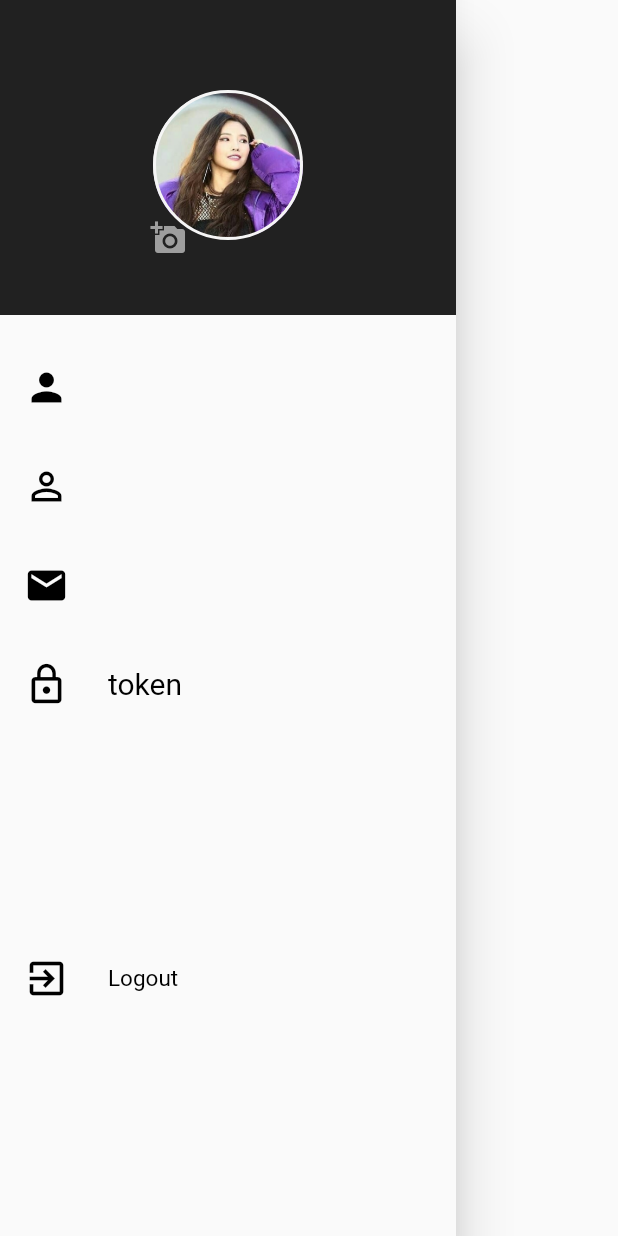
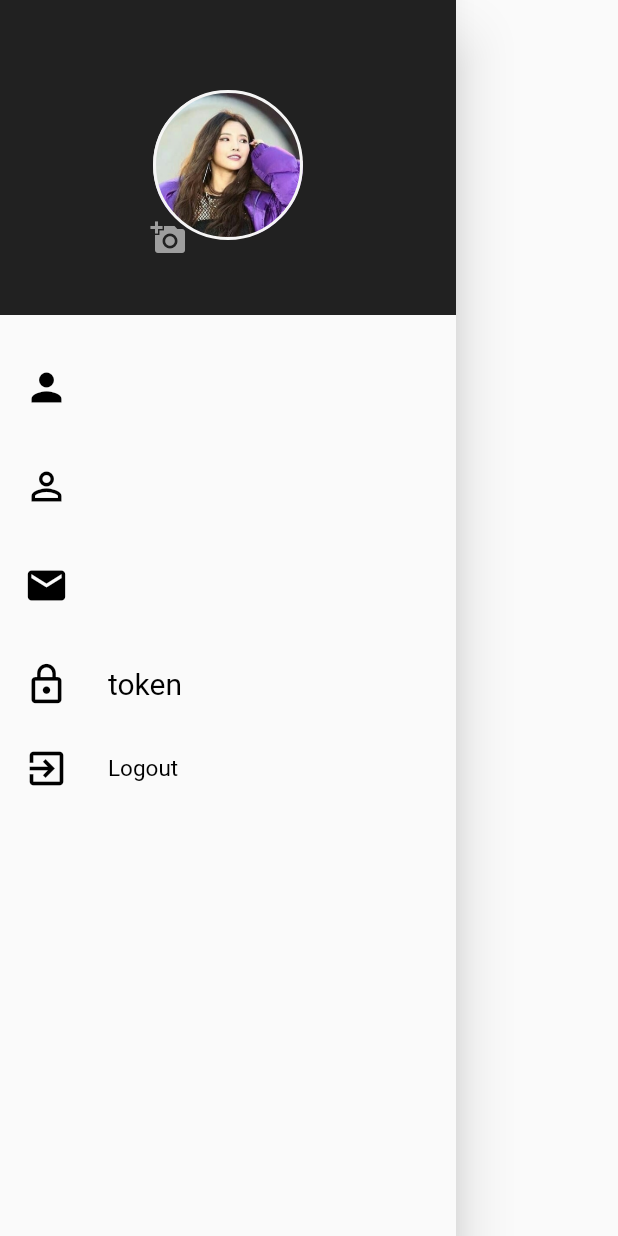
Before and after one commit to merthan6/flutter-mobile-app, a Flutter app: the ProfileDrawer widget shown alone on an empty page, opened directly, on a phone screen of 412 x 824 dp. Run offline on Flutter 3.47's test engine with Material 2 defaults, Android fonts, the phone set to English and light mode, and no system bars; our stand-ins replace google_maps_flutter, location, shared_preferences; accounts and stored records are empty; network calls fail; Roboto replaces fonts that are missing (Montserrat).

Commit message:
location :: drawer menu added

```diff
--- a/lib/pages/location.dart
+++ b/lib/pages/location.dart
@@ -5,6 +5,7 @@ import 'package:flutter/services.dart';
 import 'package:google_maps_flutter/google_maps_flutter.dart';
 import 'package:location/location.dart';
 import 'package:newapp/imports/navbar.dart';
+import 'package:newapp/pages/profile_drawer.dart';
 import 'package:shared_preferences/shared_preferences.dart';
 
 class FindLocation extends StatefulWidget{
@@ -111,6 +112,7 @@ class _FindLocationState extends State<FindLocation>{
   Widget build(BuildContext context){
     return Scaffold(
       appBar: AppBar(title: Text("Find Pair"),),
+      drawer: ProfileDrawer(),
       body:GoogleMap(
         zoomGesturesEnabled: true,
         mapType: MapType.normal,
--- a/lib/pages/profile_drawer.dart
+++ b/lib/pages/profile_drawer.dart
@@ -110,18 +110,18 @@ class _ProfileDrawerState extends State<ProfileDrawer>{
               ),
             ),
           ),
-          SizedBox(height: 140,),
           Expanded(
             child: Align(
-              alignment: Alignment.bottomLeft,
-                child: Column(children: <Widget>[
+              child: Column(
+                children: <Widget>[
                   ListTile(
                     leading: Icon(Icons.exit_to_app,color : Colors.black,size : 30.0),
                     onTap: () =>{
                       Icons.forward_30,
                       _logout()
                     },
-                title: Text('Logout',
+                    title: Text(
+                      'Logout',
                       style: TextStyle(
                         fontFamily: 'Montserrat',
                         fontSize: 15.0,
@@ -131,7 +131,6 @@ class _ProfileDrawerState extends State<ProfileDrawer>{
                   ),
                 ],
               )
-
             ),
           ),
         ]
```
Lines whose indentation alone changed are shown as unchanged.
